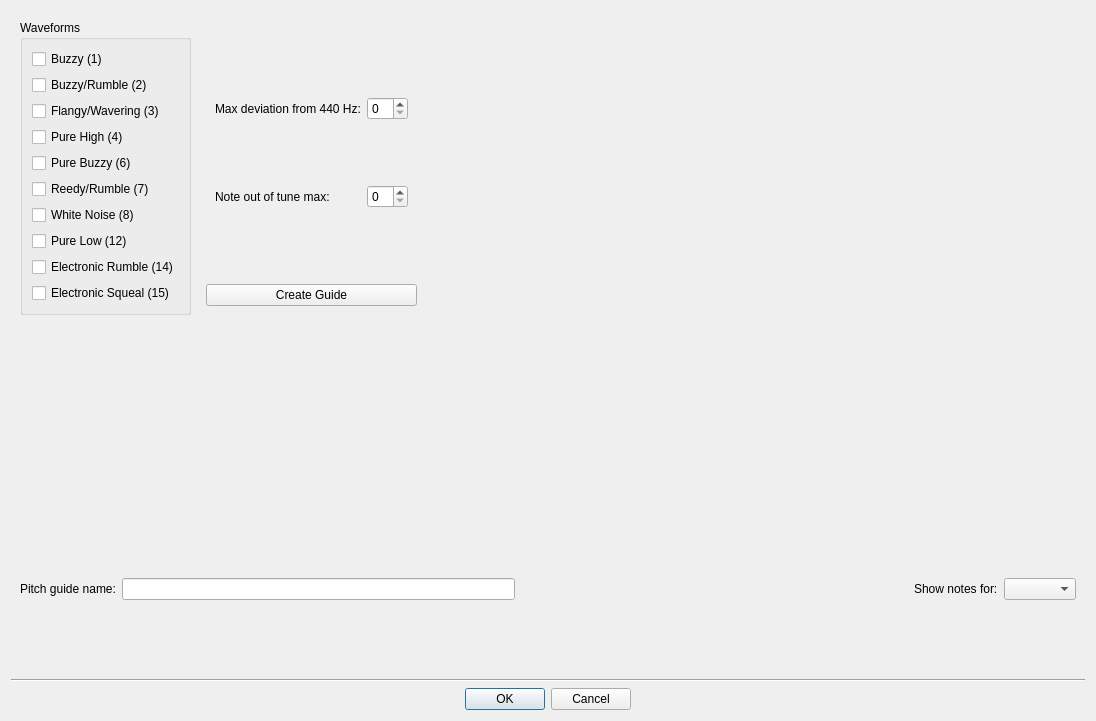
Old version of the form createguidedialog.ui in the repository steux/tiatracker.
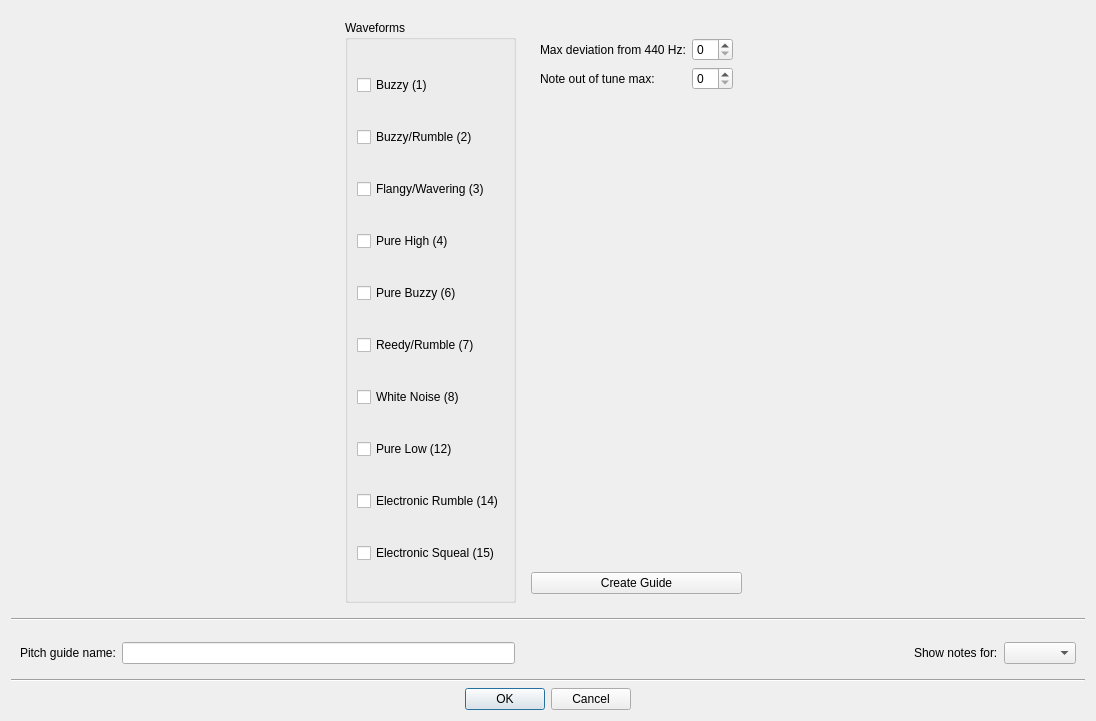
New version of the form. Custom widgets are drawn as their Qt base class.

Commit message: - GuideKeyboard paints - create guide dialog improved layout

```diff
--- a/createguidedialog.ui
+++ b/createguidedialog.ui
@@ -10,6 +10,12 @@
     <height>721</height>
    </rect>
   </property>
+  <property name="sizePolicy">
+   <sizepolicy hsizetype="Minimum" vsizetype="Minimum">
+    <horstretch>0</horstretch>
+    <verstretch>0</verstretch>
+   </sizepolicy>
+  </property>
   <property name="windowTitle">
    <string>Dialog</string>
   </property>
@@ -17,6 +23,19 @@
    <item>
     <widget class="QWidget" name="widget_2" native="true">
      <layout class="QHBoxLayout" name="horizontalLayout_2">
+      <item>
+       <spacer name="horizontalSpacer_3">
+        <property name="orientation">
+         <enum>Qt::Horizontal</enum>
+        </property>
+        <property name="sizeHint" stdset="0">
+         <size>
+          <width>40</width>
+          <height>20</height>
+         </size>
+        </property>
+       </spacer>
+      </item>
       <item>
        <widget class="QGroupBox" name="groupBox">
         <property name="title">
@@ -131,6 +150,19 @@
            </layout>
           </widget>
          </item>
+         <item>
+          <spacer name="verticalSpacer">
+           <property name="orientation">
+            <enum>Qt::Vertical</enum>
+           </property>
+           <property name="sizeHint" stdset="0">
+            <size>
+             <width>20</width>
+             <height>40</height>
+            </size>
+           </property>
+          </spacer>
+         </item>
          <item>
           <widget class="QPushButton" name="pushButton">
            <property name="text">
@@ -158,6 +190,13 @@
     </widget>
    </item>
    <item>
+    <widget class="Line" name="line_2">
+     <property name="orientation">
+      <enum>Qt::Horizontal</enum>
+     </property>
+    </widget>
+   </item>
+   <item alignment="Qt::AlignHCenter">
     <widget class="GuideKeyboard" name="guidePianoKeyboard" native="true"/>
    </item>
    <item>
```
Left out of the diff: 2 changed lines with no effect on the pictures. The commit also changes 3 other files.
